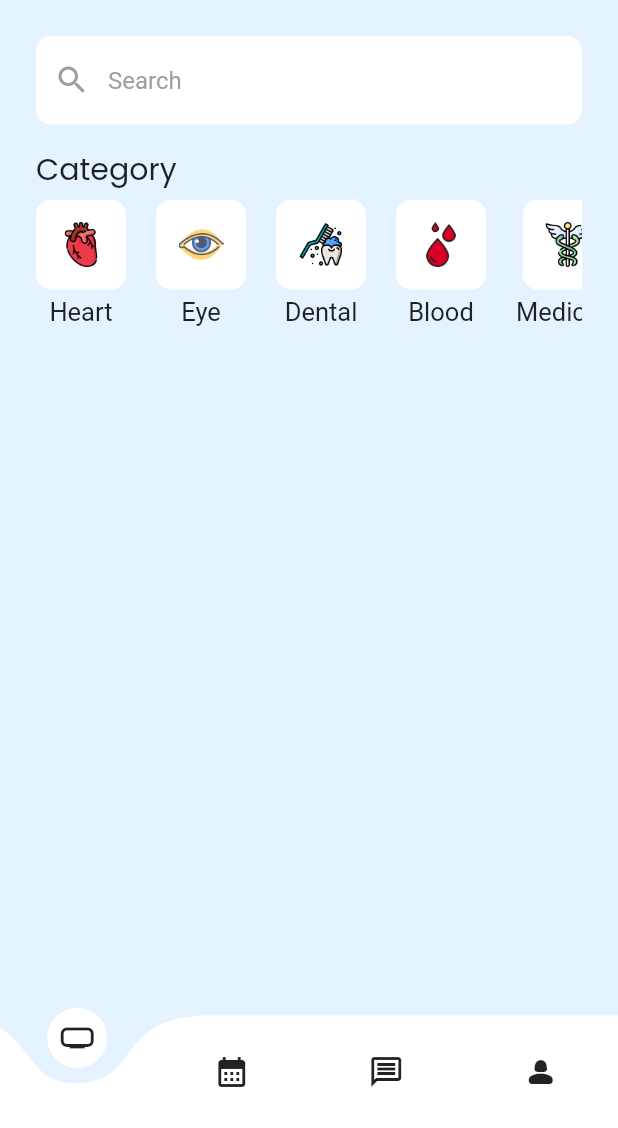
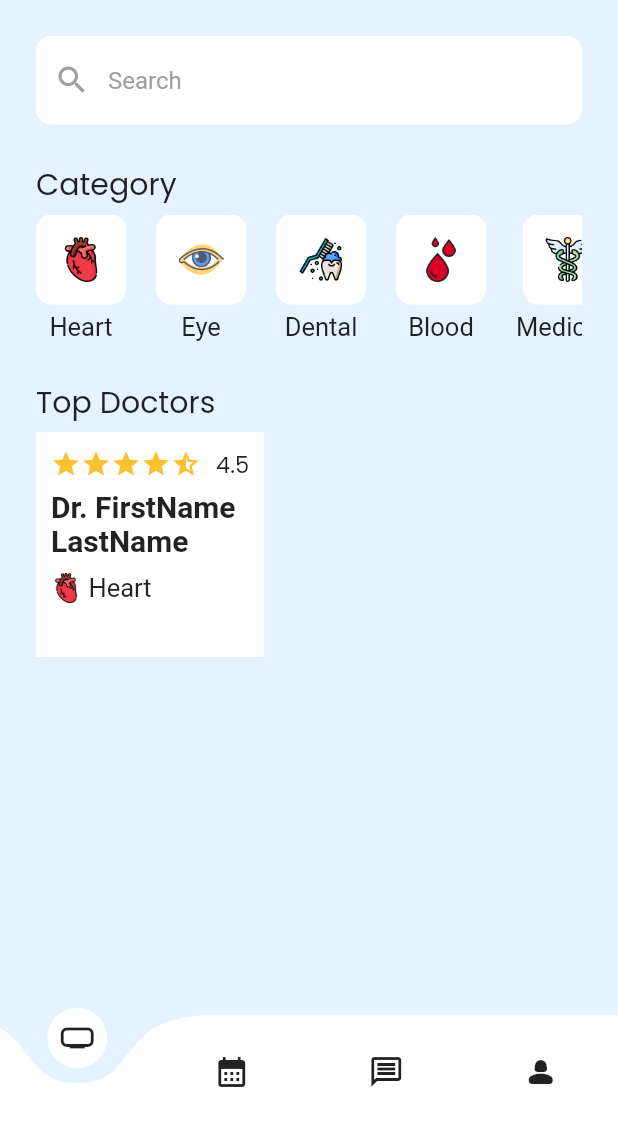
Before and after one commit to Saon00/medicare-apps, a Flutter app: the screen it shows after launch, on a phone screen of 412 x 824 dp, the part 108-1236 px from its top. Run offline on Flutter 3.47's test engine with Material 2 defaults, Android fonts, the phone set to English and light mode, and no system bars; drawn by our look-alikes of curved_navigation_bar; our stand-ins replace flutter_svg, google_fonts; Roboto replaces fonts that are missing (Ubuntu).

Commit message:
image moved

```diff
--- a/lib/pages/home_page.dart
+++ b/lib/pages/home_page.dart
@@ -35,7 +35,7 @@ class _HomePageState extends State<HomePage> {
                 hintStyle: GoogleFonts.ubuntu(color: Colors.grey),
               ),
             ),
-            const SizedBox(height: 15),
+            const SizedBox(height: 25),
 
             // categories
             Text("Category", style: GoogleFonts.poppins(fontSize: 20)),
@@ -46,52 +46,141 @@ class _HomePageState extends State<HomePage> {
                 children: [
                   CategoryWidgets(
                       categoryName: 'Heart',
-                      imagePath: 'assets/heart.png',
+                      imagePath: 'assets/categoryIcons/heart.png',
                       ontap: () {}),
                   const SizedBox(width: 20),
                   CategoryWidgets(
                       categoryName: 'Eye',
-                      imagePath: 'assets/eye.png',
+                      imagePath: 'assets/categoryIcons/eye.png',
                       ontap: () {}),
                   const SizedBox(width: 20),
                   CategoryWidgets(
                       categoryName: 'Dental',
-                      imagePath: 'assets/teeth.png',
+                      imagePath: 'assets/categoryIcons/teeth.png',
                       ontap: () {}),
                   const SizedBox(width: 20),
                   CategoryWidgets(
                       categoryName: 'Blood',
-                      imagePath: 'assets/blood.png',
+                      imagePath: 'assets/categoryIcons/blood.png',
                       ontap: () {}),
                   const SizedBox(width: 20),
                   CategoryWidgets(
                       categoryName: 'Medicine',
-                      imagePath: 'assets/caduceus.png',
+                      imagePath: 'assets/categoryIcons/caduceus.png',
                       ontap: () {}),
                   const SizedBox(width: 20),
                   CategoryWidgets(
                       categoryName: 'Brain',
-                      imagePath: 'assets/brain.png',
+                      imagePath: 'assets/categoryIcons/brain.png',
                       ontap: () {}),
                   const SizedBox(width: 20),
                   CategoryWidgets(
                       categoryName: 'Nose',
-                      imagePath: 'assets/nose.png',
+                      imagePath: 'assets/categoryIcons/nose.png',
                       ontap: () {}),
                   const SizedBox(width: 20),
                   CategoryWidgets(
                       categoryName: 'Pregnancy',
-                      imagePath: 'assets/pregnant.png',
+                      imagePath: 'assets/categoryIcons/pregnant.png',
                       ontap: () {}),
                   const SizedBox(width: 20),
                   CategoryWidgets(
                       categoryName: 'Stomach',
-                      imagePath: 'assets/stomach.png',
+                      imagePath: 'assets/categoryIcons/stomach.png',
                       ontap: () {}),
                   const SizedBox(width: 20),
                 ],
               ),
-            )
+            ),
+
+            const SizedBox(height: 25),
+
+            // top doctors
+            Text("Top Doctors", style: GoogleFonts.poppins(fontSize: 20)),
+            const SizedBox(height: 5),
+            SingleChildScrollView(
+              child: Row(children: [
+                GestureDetector(
+                  child: Container(
+                    color: Colors.white,
+                    height: 150,
+                    child: Row(
+                      children: [
+                        Padding(
+                          padding: const EdgeInsets.all(10.0),
+                          child: Column(
+                            crossAxisAlignment: CrossAxisAlignment.start,
+                            children: [
+                              // rating
+                              Row(
+                                children: [
+                                  Icon(
+                                    Icons.star,
+                                    color: Colors.yellow.shade700,
+                                    size: 20,
+                                  ),
+                                  Icon(
+                                    Icons.star,
+                                    color: Colors.yellow.shade700,
+                                    size: 20,
+                                  ),
+                                  Icon(
+                                    Icons.star,
+                                    color: Colors.yellow.shade700,
+                                    size: 20,
+                                  ),
+                                  Icon(
+                                    Icons.star,
+                                    color: Colors.yellow.shade700,
+                                    size: 20,
+                                  ),
+                                  Icon(
+                                    Icons.star_half,
+                                    color: Colors.yellow.shade700,
+                                    size: 20,
+                                  ),
+                                  const SizedBox(width: 10),
+                                  Text(
+                                    "4.5",
+                                    style: GoogleFonts.poppins(fontSize: 15),
+                                  )
+                                ],
+                              ),
+                              const SizedBox(height: 5),
+
+                              // name
+                              Text('Dr. FirstName',
+                                  style: GoogleFonts.ubuntu(
+                                      fontWeight: FontWeight.bold,
+                                      fontSize: 20)),
+                              Text('LastName',
+                                  style: GoogleFonts.ubuntu(
+                                      fontWeight: FontWeight.bold,
+                                      fontSize: 20)),
+                              const SizedBox(height: 10),
+
+                              //category icon & name
+                              Row(
+                                children: [
+                                  Image.asset("assets/categoryIcons/heart.png",
+                                      height: 20),
+                                  const SizedBox(width: 5),
+                                  Text(
+                                    'Heart',
+                                    style: GoogleFonts.ubuntu(fontSize: 17),
+                                  )
+                                ],
+                              )
+                              // button
+                            ],
+                          ),
+                        ),
+                      ],
+                    ),
+                  ),
+                ),
+              ]),
+            ),
           ],
         ),
       ),
--- a/pubspec.yaml
+++ b/pubspec.yaml
@@ -67,6 +67,8 @@ flutter:
   # To add assets to your application, add an assets section, like this:
   assets:
     - assets/
+    - assets/categoryIcons/
+    - assets/doctorIcons/
   #   - images/a_dot_ham.jpeg
 
   # An image asset can refer to one or more resolution-specific "variants", see
```
Also changed, not shown: assets/categoryIcons/blood.png (renamed from assets/blood.png), assets/categoryIcons/brain.png (renamed from assets/brain.png), assets/categoryIcons/caduceus.png (renamed from assets/caduceus.png), assets/categoryIcons/eye.png (renamed from assets/eye.png), assets/categoryIcons/heart.png (renamed from assets/heart.png), assets/categoryIcons/liver.png (renamed from assets/liver.png), assets/categoryIcons/nose.png (renamed from assets/nose.png), assets/categoryIcons/pregnant.png (renamed from assets/pregnant.png), assets/categoryIcons/stomach.png (renamed from assets/stomach.png), assets/categoryIcons/teeth.png (renamed from assets/teeth.png).
